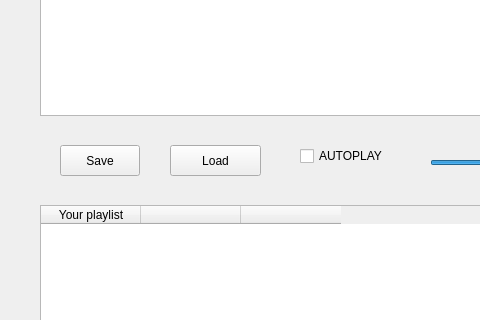
Before: the Qt Designer form mainwindow.ui in enzonakamura/spotify-playlist, drawn with Qt 5; both pictures show x 0 to 480 and y 175 to 495 of the 672 by 672 pixel window.
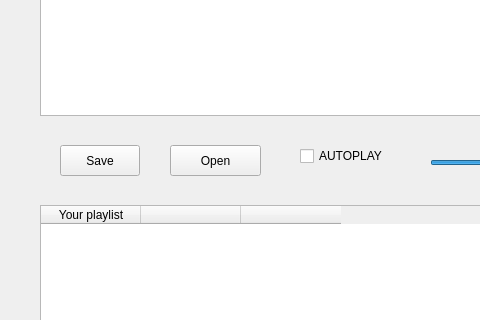
After: the same form once the commit is applied.

Commit message: Renaming button and adding icon to buttons

Diff of the .ui file:
```diff
--- a/mainwindow.ui
+++ b/mainwindow.ui
@@ -107,7 +107,7 @@
      <string>Load a playlist</string>
     </property>
     <property name="text">
-     <string>Load</string>
+     <string>Open</string>
     </property>
    </widget>
    <widget class="QPushButton" name="saveButton">
```
Left out of the diff: 2 changed lines with no effect on the pictures. The commit also changes 2 other files.
